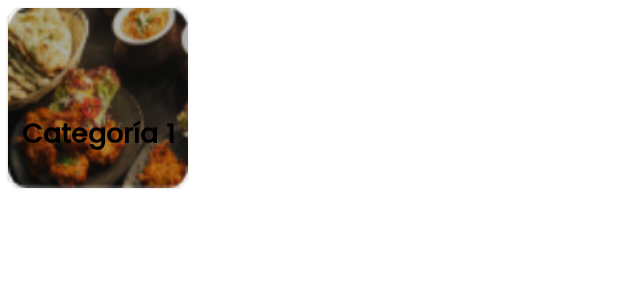
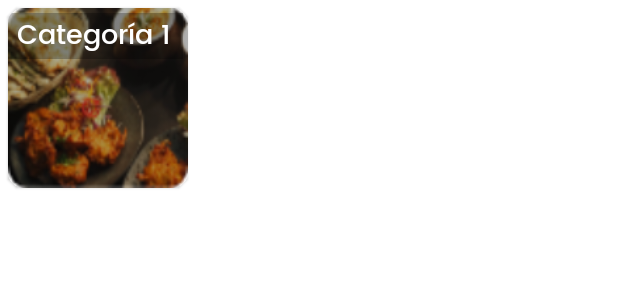
Before and after one commit to ErickG-afk/PlatillosVoladoresApp, an Android app: the layout item_categorias.xml on its own in the app's theme, with its tools: preview values and no code run, on a phone screen of 412 x 824 dp. Shown: the top 300 px of the screen. Run offline under Robolectric (Android 15) with nearby library versions, the phone set to English and light mode, and no system bars.

Commit message:
Bug fixes

```diff
--- a/app/src/main/java/com/example/platillosvoladoresapp/activity/ListarPlatosPorCategoriaActivity.java
+++ b/app/src/main/java/com/example/platillosvoladoresapp/activity/ListarPlatosPorCategoriaActivity.java
@@ -56,7 +56,7 @@ public class ListarPlatosPorCategoriaActivity extends AppCompatActivity implemen
         rcvPlatoPorCategoria = findViewById(R.id.rcvPlatillosPorCategoria);
         rcvPlatoPorCategoria.setAdapter(adapter);
         rcvPlatoPorCategoria.setLayoutManager(new LinearLayoutManager(this));
-        //rcvPlatilloPorCategoria.setLayoutManager(new LinearLayoutManager(this, LinearLayoutManager.HORIZONTAL, false));
+        //rcvPlatoPorCategoria.setLayoutManager(new LinearLayoutManager(this, LinearLayoutManager.HORIZONTAL, false));
     }
 
     private void loadData() {
--- a/app/src/main/java/com/example/platillosvoladoresapp/activity/ui/DetallePlatoActivity.java
+++ b/app/src/main/java/com/example/platillosvoladoresapp/activity/ui/DetallePlatoActivity.java
@@ -46,7 +46,7 @@ public class DetallePlatoActivity extends AppCompatActivity {
     private void init() {
         Toolbar toolbar = this.findViewById(R.id.toolbar);
         toolbar.setNavigationIcon(R.drawable.ic_volver_atras);
-        toolbar.setNavigationOnClickListener(v -> {//Reemplazo con lamba
+        toolbar.setNavigationOnClickListener(v -> {
             this.finish();
             this.overridePendingTransition(R.anim.rigth_in, R.anim.rigth_out);
         });
@@ -63,7 +63,7 @@ public class DetallePlatoActivity extends AppCompatActivity {
         if (detalleString != null) {
             platillo = g.fromJson(detalleString, Platillo.class);
             this.tvNamePlatilloDetalle.setText(platillo.getNombre());
-            this.tvPrecioPlatilloDetalle.setText(String.format(Locale.ENGLISH, "S/%.2f", platillo.getPrecio()));
+            this.tvPrecioPlatilloDetalle.setText(String.format(Locale.FRENCH, "%.2f €", platillo.getPrecio()));
             this.tvDescripcionPlatilloDetalle.setText(platillo.getDescripcionPlato());
             String url = ConfigApi.dataB_URL + "/api/documento-almacenado/download/" + platillo.getFoto().getFileName();
 
--- a/app/src/main/java/com/example/platillosvoladoresapp/activity/ui/inicio/InicioFragment.java
+++ b/app/src/main/java/com/example/platillosvoladoresapp/activity/ui/inicio/InicioFragment.java
@@ -71,6 +71,7 @@ public class InicioFragment extends Fragment implements Communication, MostrarBa
         list.add(new SliderItem(R.drawable.tortilla_de_patatas,"Tortilla"));
         list.add(new SliderItem(R.drawable.croquetas,"Croquetas"));
         list.add(new SliderItem(R.drawable.paella,"Paella"));
+        list.add(new SliderItem(R.drawable.carnes,"Carnes"));
         sliderAdapter.updateItem(list);
         categoriaViewModel.listarCategoriasActivas().observe(getViewLifecycleOwner(), response -> {
             if(response.getRpta() ==1){
--- a/app/src/main/java/com/example/platillosvoladoresapp/adapter/PlatosPorCategoriaAdapter.java
+++ b/app/src/main/java/com/example/platillosvoladoresapp/adapter/PlatosPorCategoriaAdapter.java
@@ -79,7 +79,7 @@ public class PlatosPorCategoriaAdapter extends RecyclerView.Adapter<PlatosPorCat
                     .error(R.drawable.image_not_found)
                     .into(imgPlatilloC);
             namePlatilloC.setText(p.getNombre());
-            txtPricePlatilloC.setText(String.format(Locale.ENGLISH, "S/%.2f", p.getPrecio()));
+            txtPricePlatilloC.setText(String.format(Locale.FRENCH, "%.2f €", p.getPrecio()));
             btnOrdenarPC.setOnClickListener(v -> {
                 DetallePedido detallePedido = new DetallePedido();
                 detallePedido.setPlatillo(p);
--- a/app/src/main/java/com/example/platillosvoladoresapp/adapter/SliderAdapter.java
+++ b/app/src/main/java/com/example/platillosvoladoresapp/adapter/SliderAdapter.java
@@ -38,7 +38,7 @@ public class SliderAdapter extends SliderViewAdapter<SliderAdapter.SliderAdapter
 
         viewHolder.textView.setText(sliderItem.getTitle());
         viewHolder.textView.setTextSize(20);
-        viewHolder.textView.setTextColor(Color.BLACK);
+        viewHolder.textView.setTextColor(Color.WHITE);
         Glide.with(viewHolder.itemView)
                 .load(sliderItem.getImage())
                 .fitCenter()
--- a/app/src/main/res/layout/image_slider_layout_item.xml
+++ b/app/src/main/res/layout/image_slider_layout_item.xml
@@ -18,12 +18,13 @@
 
         <TextView
             android:id="@+id/tv_auto_image_slider"
-            android:layout_width="match_parent"
+            android:layout_width="wrap_content"
             android:layout_height="wrap_content"
             android:layout_marginTop="8dp"
             android:layout_marginBottom="25dp"
             android:padding="6dp"
-            android:textColor="@color/teal_700"
+            android:background="@color/faded_black"
+            android:textColor="@color/white"
             android:textSize="25sp" />
 
     </FrameLayout>
--- a/app/src/main/res/layout/item_categorias.xml
+++ b/app/src/main/res/layout/item_categorias.xml
@@ -29,16 +29,19 @@
                 android:id="@+id/txtNombreCategoria"
                 android:layout_width="wrap_content"
                 android:layout_height="wrap_content"
-                android:layout_marginBottom="20dp"
                 android:layout_alignLeft="@+id/imgCategoria"
                 android:layout_alignRight="@+id/imgCategoria"
                 android:layout_alignBottom="@+id/imgCategoria"
+                android:layout_marginLeft="-3dp"
+                android:layout_marginRight="3dp"
+                android:layout_marginBottom="86dp"
                 android:fontFamily="@font/poppins_medium"
+                android:gravity="center"
+                android:text="Categoría 1"
+                android:background="@color/faded_black"
+                android:textColor="@color/white"
                 android:textSize="18sp"
-                android:gravity="center"
-                android:textStyle="bold"
-                android:text="Categoría 1"
-                android:textColor="#000" />
+                android:textStyle="normal" />
         </RelativeLayout>
     </com.google.android.material.card.MaterialCardView>
 
--- a/app/src/main/res/layout/item_platillos_por_categoria.xml
+++ b/app/src/main/res/layout/item_platillos_por_categoria.xml
@@ -35,7 +35,7 @@
                 android:layout_marginLeft="12dp"
                 android:layout_marginTop="5dp"
                 android:fontFamily="@font/san_francisco"
-                android:text="Seco De Cabrito"
+                android:text="Gazpacho"
                 android:textColor="#000"
                 android:textSize="20dp"
                 android:textStyle="bold" />
@@ -57,7 +57,7 @@
                 android:layout_marginLeft="12dp"
                 android:layout_marginTop="8dp"
                 android:fontFamily="@font/san_francisco"
-                android:text="S/. 18.00"
+                android:text="18.00 €"
                 android:textColor="#000"
                 android:textSize="16dp" />
 
--- a/app/src/main/res/values/colors.xml
+++ b/app/src/main/res/values/colors.xml
@@ -6,6 +6,7 @@
     <color name="teal_200">#FF03DAC5</color>
     <color name="teal_700">#FF018786</color>
     <color name="black">#FF000000</color>
+    <color name="faded_black">#43000000</color>
     <color name="white">#FFFFFFFF</color>
     <color name="azulBajo">#2A3742</color>
     <color name="green">#1B5E20</color>
```
Also changed, not shown: app/src/main/res/layout/fragment_inicio.xml (+5 -3 lines).
